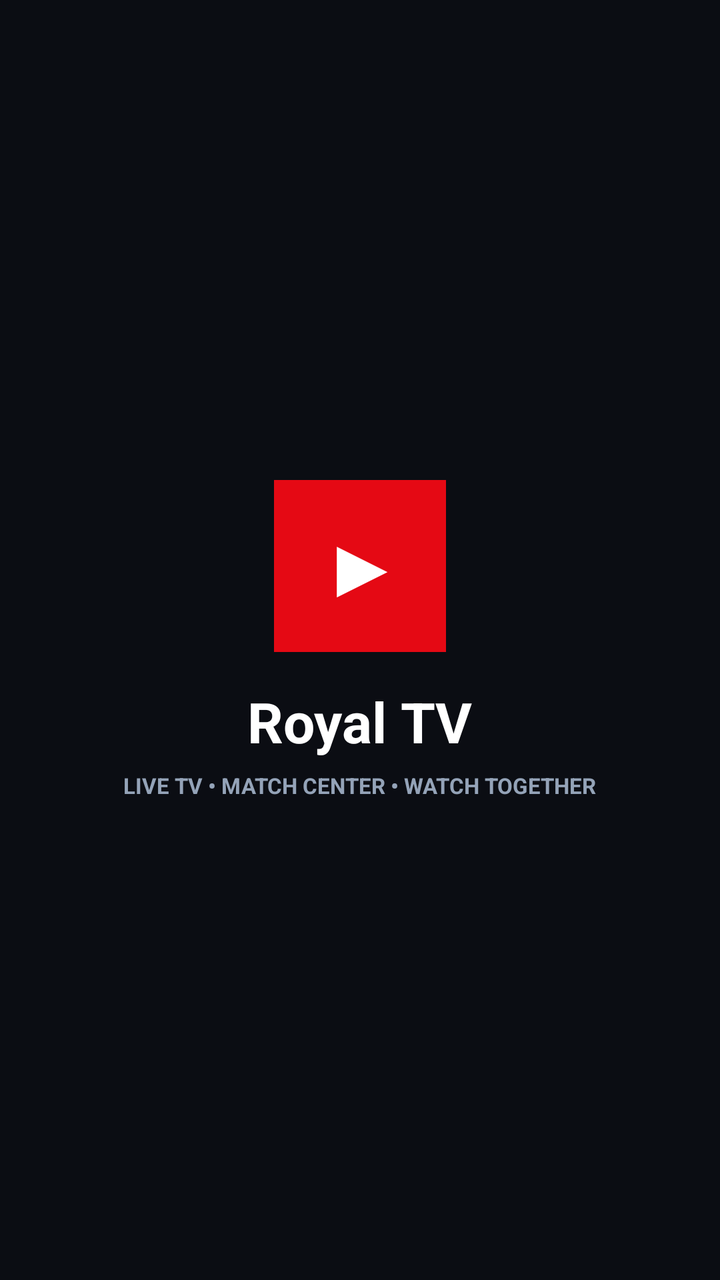
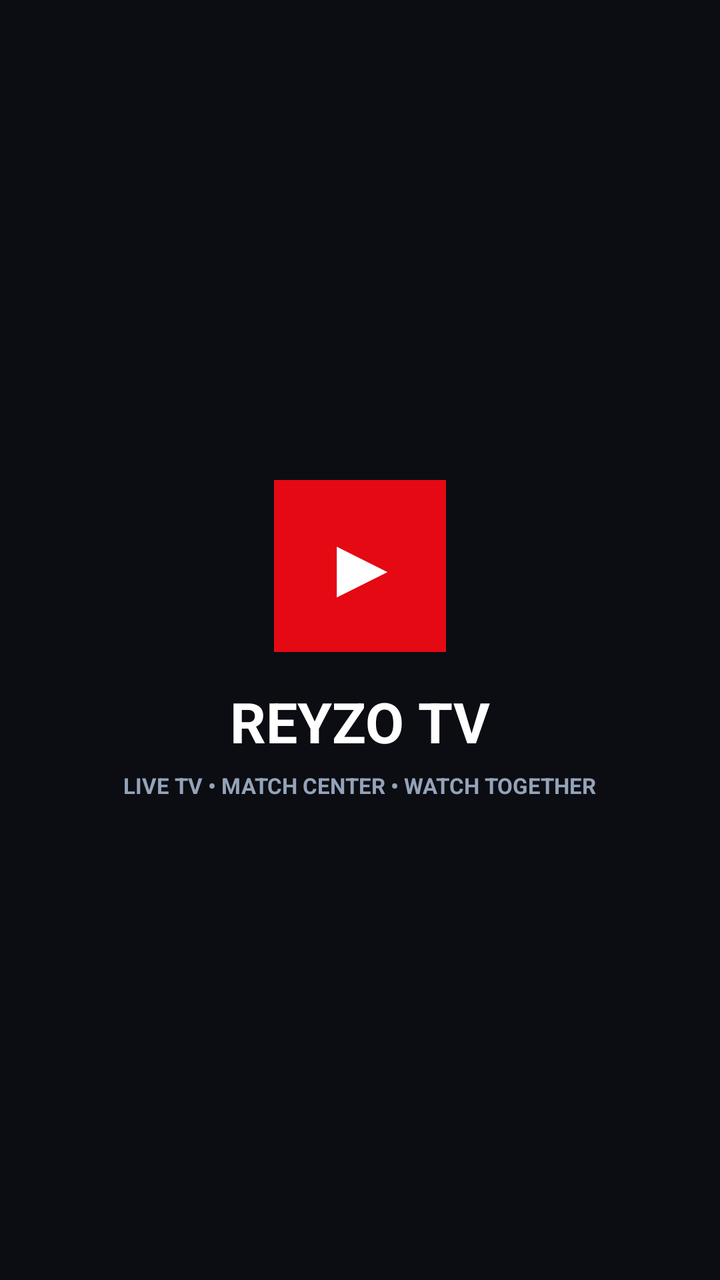

Screens rendered from an Android XML layout before and after an edit, with the pre-edit source and the edit as a unified diff.
<!-- AndroidManifest.xml: application theme Theme.MaterialComponents.DayNight.NoActionBar -->
<!-- res/layout/activity_splash.xml -->
<?xml version="1.0" encoding="utf-8"?>
<FrameLayout xmlns:android="http://schemas.android.com/apk/res/android"
    android:layout_width="match_parent"
    android:layout_height="match_parent"
    android:background="#0B0D13"
    android:padding="24dp">

    <LinearLayout
        android:id="@+id/splashBrandContainer"
        android:layout_width="match_parent"
        android:layout_height="match_parent"
        android:gravity="center"
        android:orientation="vertical">

        <TextView
            android:id="@+id/tvSplashLogoIcon"
            android:layout_width="86dp"
            android:layout_height="86dp"
            android:background="#E50914"
            android:gravity="center"
            android:text="▶"
            android:textColor="#FFFFFF"
            android:textSize="40sp"
            android:textStyle="bold" />

        <TextView
            android:layout_width="wrap_content"
            android:layout_height="wrap_content"
            android:layout_marginTop="16dp"
            android:text="Royal TV"
            android:textColor="#FFFFFF"
            android:textSize="28sp"
            android:textStyle="bold" />

        <TextView
            android:layout_width="wrap_content"
            android:layout_height="wrap_content"
            android:layout_marginTop="6dp"
            android:text="LIVE TV • MATCH CENTER • WATCH TOGETHER"
            android:textColor="#94A3B8"
            android:textSize="11sp"
            android:textStyle="bold" />
    </LinearLayout>

    <ScrollView
        android:id="@+id/onboardingScroll"
        android:layout_width="match_parent"
        android:layout_height="match_parent"
        android:visibility="gone">

        <LinearLayout
            android:layout_width="match_parent"
            android:layout_height="wrap_content"
            android:gravity="center_horizontal"
            android:orientation="vertical"
            android:paddingVertical="20dp">

            <TextView
                android:id="@+id/tvOnboardTitle"
                android:layout_width="wrap_content"
                android:layout_height="wrap_content"
                android:text="مرحباً بك في Prime OTT"
                android:textColor="#FFFFFF"
                android:textSize="22sp"
                android:textStyle="bold" />

            <TextView
                android:id="@+id/tvOnboardSub"
                android:layout_width="wrap_content"
                android:layout_height="wrap_content"
                android:layout_marginTop="4dp"
                android:layout_marginBottom="20dp"
                android:gravity="center"
                android:text="اختر لغتك المفضلة وأكمل الإعداد السريع للبدء"
                android:textColor="#94A3B8"
                android:textSize="13sp" />

            <LinearLayout
                android:layout_width="match_parent"
                android:layout_height="wrap_content"
                android:orientation="horizontal"
                android:weightSum="3"
                android:layout_marginBottom="18dp">

                <Button
                    android:id="@+id/btnLangAr"
                    android:layout_width="0dp"
                    android:layout_height="46dp"
                    android:layout_weight="1"
                    android:layout_marginEnd="6dp"
                    android:backgroundTint="#E50914"
                    android:text="العربية"
                    android:textColor="#FFFFFF" />

                <Button
                    android:id="@+id/btnLangFr"
                    android:layout_width="0dp"
                    android:layout_height="46dp"
                    android:layout_weight="1"
                    android:layout_marginEnd="6dp"
                    android:backgroundTint="#181C26"
                    android:text="Français"
                    android:textColor="#FFFFFF" />

                <Button
                    android:id="@+id/btnLangEn"
                    android:layout_width="0dp"
                    android:layout_height="46dp"
                    android:layout_weight="1"
                    android:backgroundTint="#181C26"
                    android:text="English"
                    android:textColor="#FFFFFF" />
            </LinearLayout>

            <LinearLayout
                android:layout_width="match_parent"
                android:layout_height="wrap_content"
                android:background="#151A26"
                android:orientation="vertical"
                android:padding="16dp"
                android:layout_marginBottom="14dp">

                <TextView
                    android:id="@+id/tvNameLabel"
                    android:layout_width="wrap_content"
                    android:layout_height="wrap_content"
                    android:text="👤 اسمك في غرف المشاهدة الجماعية (Watch Together)"
                    android:textColor="#FFFFFF"
                    android:textSize="13sp"
                    android:textStyle="bold" />

                <EditText
                    android:id="@+id/etUserDisplayName"
                    android:layout_width="match_parent"
                    android:layout_height="44dp"
                    android:layout_marginTop="8dp"
                    android:background="#0B0D13"
                    android:hint="مثال: عادل / Adel"
                    android:paddingHorizontal="12dp"
                    android:singleLine="true"
                    android:textColor="#FFFFFF"
                    android:textColorHint="#64748B" />
            </LinearLayout>

            <LinearLayout
                android:layout_width="match_parent"
                android:layout_height="wrap_content"
                android:background="#151A26"
                android:orientation="vertical"
                android:padding="16dp"
                android:layout_marginBottom="18dp">

                <TextView
                    android:id="@+id/tvCodeLabel"
                    android:layout_width="wrap_content"
                    android:layout_height="wrap_content"
                    android:text="🔑 كود تفعيل الاشتراك VIP (اختياري)"
                    android:textColor="#FFFFFF"
                    android:textSize="13sp"
                    android:textStyle="bold" />

                <EditText
                    android:id="@+id/etOnboardCode"
                    android:layout_width="match_parent"
                    android:layout_height="44dp"
                    android:layout_marginTop="8dp"
                    android:background="#0B0D13"
                    android:hint="PRIME-2026-VIP"
                    android:paddingHorizontal="12dp"
                    android:singleLine="true"
                    android:textColor="#FFFFFF"
                    android:textColorHint="#64748B" />

                <TextView
                    android:id="@+id/tvAuthStatusMsg"
                    android:layout_width="match_parent"
                    android:layout_height="wrap_content"
                    android:layout_marginTop="6dp"
                    android:textColor="#10B981"
                    android:visibility="gone" />
            </LinearLayout>

            <Button
                android:id="@+id/btnFinishSetup"
                android:layout_width="match_parent"
                android:layout_height="50dp"
                android:backgroundTint="#E50914"
                android:text="🚀 حفظ والانتقال إلى الصفحة الرئيسية"
                android:textColor="#FFFFFF"
                android:textStyle="bold" />

            <Button
                android:id="@+id/btnSkipGuest"
                android:layout_width="match_parent"
                android:layout_height="44dp"
                android:layout_marginTop="8dp"
                android:backgroundTint="#1E2433"
                android:text="المتابعة مباشرة بدون كود"
                android:textColor="#CBD5E1" />
        </LinearLayout>
    </ScrollView>
</FrameLayout>
<!-- resources referenced by this layout -->
<resources>

</resources>

<!-- the commit's change to res/layout/activity_splash.xml (unified diff, before → after) -->
@@ -27,7 +27,7 @@
             android:layout_width="wrap_content"
             android:layout_height="wrap_content"
             android:layout_marginTop="16dp"
-            android:text="Royal TV"
+            android:text="REYZO TV"
             android:textColor="#FFFFFF"
             android:textSize="28sp"
             android:textStyle="bold" />
